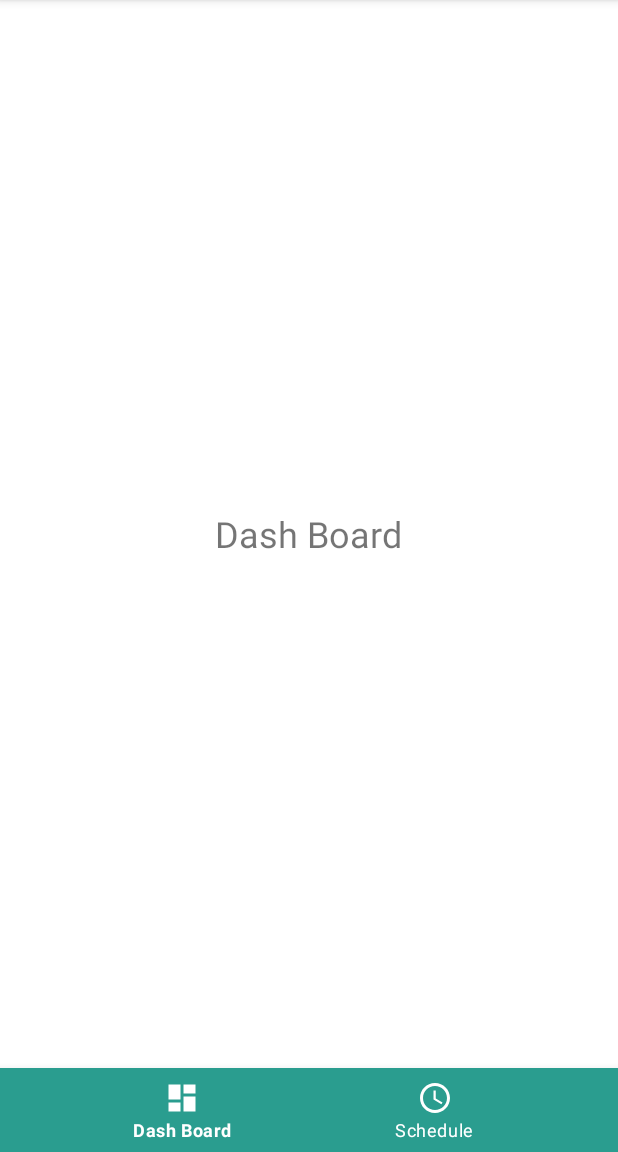
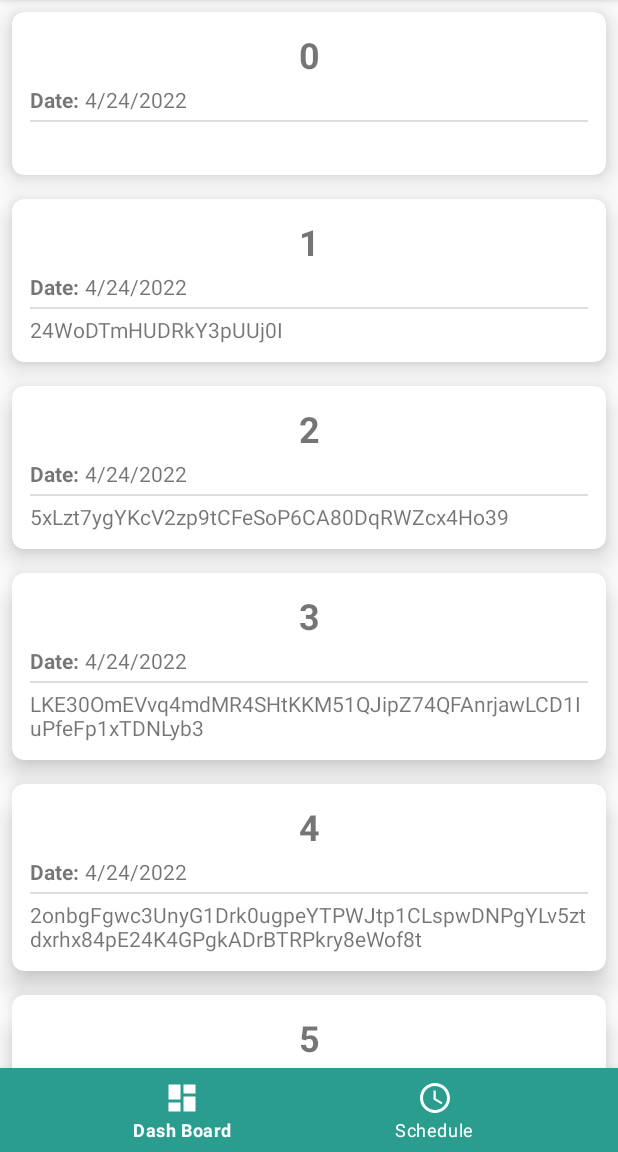
Before and after one commit to fc4978637/my_community, an Android app: the screen it shows after launch (MainActivity), on a phone screen of 412 x 824 dp, the part 84-1236 px from its top. Run offline under Robolectric (Android 15) with nearby library versions, the phone set to English and light mode, and no system bars; our stand-ins replace navigation-ui; 1 statement that could not run was skipped.

Commit message:
implement DashBoardFragment with mock events

```diff
--- /dev/null
+++ b/app/src/main/java/com/communityteam/mycommunity/ui/home/DashBoardEventAdapter.kt
@@ -0,0 +1,46 @@
+package com.communityteam.mycommunity.ui.home
+
+import android.view.LayoutInflater
+import android.view.ViewGroup
+import androidx.recyclerview.widget.RecyclerView
+import com.communityteam.mycommunity.databinding.DashBoardEventItemBinding
+import com.communityteam.mycommunity.model.Event
+
+class DashBoardEventAdapter : RecyclerView.Adapter<DashBoardEventAdapter.DashBoardEventViewHolder>() {
+
+    private val events = mutableListOf<Event>()
+
+    fun setEvents(eventList: List<Event>) {
+        events.clear()
+        events.addAll(eventList)
+        notifyDataSetChanged()
+    }
+
+    override fun onCreateViewHolder(parent: ViewGroup, viewType: Int): DashBoardEventViewHolder {
+        return DashBoardEventViewHolder(
+            DashBoardEventItemBinding.inflate(
+                LayoutInflater.from(parent.context),
+                parent,
+                false
+            )
+        )
+    }
+
+    override fun onBindViewHolder(holder: DashBoardEventViewHolder, position: Int) {
+        holder.bind(events[position])
+    }
+
+    override fun getItemCount(): Int {
+        return events.size
+    }
+
+    inner class DashBoardEventViewHolder(private val binding: DashBoardEventItemBinding) : RecyclerView.ViewHolder(binding.root) {
+        fun bind(event: Event) {
+            with (binding) {
+                evenTitle.text = event.title
+                dateTextView.text = event.date.toString()
+                eventItemDescriptionContent.text = event.content
+            }
+        }
+    }
+}
--- a/app/src/main/java/com/communityteam/mycommunity/ui/home/DashBoardFragment.kt
+++ b/app/src/main/java/com/communityteam/mycommunity/ui/home/DashBoardFragment.kt
@@ -5,26 +5,51 @@ import androidx.fragment.app.Fragment
 import android.view.LayoutInflater
 import android.view.View
 import android.view.ViewGroup
+import androidx.lifecycle.ViewModelProvider
+import androidx.recyclerview.widget.LinearLayoutManager
 import com.communityteam.mycommunity.R
+import com.communityteam.mycommunity.databinding.FragmentDashBoardBinding
+import com.communityteam.mycommunity.repository.ViewModelFactory
 
 class DashBoardFragment : Fragment() {
+
+    private val viewModel: DashBoardViewModel by lazy {
+        ViewModelProvider(this, ViewModelFactory()).get(DashBoardViewModel::class.java)
+    }
+
+    private var _binding: FragmentDashBoardBinding? = null
+    private val binding get() = _binding!!
+
+    private val dashBoardEventAdapter: DashBoardEventAdapter by lazy {
+        DashBoardEventAdapter()
+    }
 
     override fun onCreateView(
         inflater: LayoutInflater, container: ViewGroup?,
         savedInstanceState: Bundle?
     ): View? {
         // Inflate the layout for this fragment
-        return inflater.inflate(R.layout.fragment_dash_board , container, false)
+        _binding = FragmentDashBoardBinding.inflate(inflater, container, false)
+        return binding.root
+    }
+
+    override fun onViewCreated(view: View, savedInstanceState: Bundle?) {
+        super.onViewCreated(view, savedInstanceState)
+
+        binding.eventRecyclerView.apply {
+            layoutManager = LinearLayoutManager(requireContext())
+            adapter = dashBoardEventAdapter
+        }
+
+        viewModel.creatMockEvent()
+
+        viewModel.event.observe(viewLifecycleOwner) {
+            dashBoardEventAdapter.setEvents(it)
+        }
     }
 
     override fun onDestroyView() {
         super.onDestroyView()
+        _binding = null
     }
-
-    /**
-     * 1. make change in files
-     * 2. stage the change
-     * 3. commit
-     * 4. push
-     */
 }
--- /dev/null
+++ b/app/src/main/java/com/communityteam/mycommunity/ui/home/DashBoardViewModel.kt
@@ -0,0 +1,36 @@
+package com.communityteam.mycommunity.ui.home
+
+import androidx.lifecycle.LiveData
+import androidx.lifecycle.MutableLiveData
+import androidx.lifecycle.ViewModel
+import com.communityteam.mycommunity.model.Event
+import java.time.LocalDateTime
+import java.util.*
+
+class DashBoardViewModel : ViewModel() {
+
+    private val _event = MutableLiveData<List<Event>>()
+    val event: LiveData<List<Event>> = _event
+
+    fun creatMockEvent() {
+        val mockEvents = arrayListOf<Event>()
+        val c = Calendar.getInstance()
+        val date = c.get(Calendar.MONTH).toString() + "/" + c.get(Calendar.DATE) + "/" + c.get(Calendar.YEAR)
+
+        for (i in 0..10) {
+            val event = Event(i.toString(),
+                date,
+                getRandomString(i * 20)
+            )
+            mockEvents.add(event)
+        }
+        _event.value = mockEvents
+    }
+
+    private fun getRandomString(length: Int) : String {
+        val allowedChars = ('A'..'Z') + ('a'..'z') + ('0'..'9')
+        return (1..length)
+            .map { allowedChars.random() }
+            .joinToString("")
+    }
+}
--- /dev/null
+++ b/app/src/main/res/layout/dash_board_event_item.xml
@@ -0,0 +1,72 @@
+<?xml version="1.0" encoding="utf-8"?>
+<androidx.cardview.widget.CardView
+    xmlns:android="http://schemas.android.com/apk/res/android"
+    xmlns:app="http://schemas.android.com/apk/res-auto"
+    xmlns:tools="http://schemas.android.com/tools"
+    android:layout_width="match_parent"
+    android:layout_height="wrap_content"
+    android:layout_margin="8dp"
+    app:cardCornerRadius="8dp"
+    app:cardElevation="12dp">
+
+    <androidx.constraintlayout.widget.ConstraintLayout
+        android:layout_width="match_parent"
+        android:layout_height="wrap_content"
+        android:layout_margin="12dp">
+
+        <TextView
+            android:id="@+id/even_title"
+            android:layout_width="wrap_content"
+            android:layout_height="wrap_content"
+            android:textStyle="bold"
+            android:textSize="24sp"
+            app:layout_constraintRight_toRightOf="parent"
+            app:layout_constraintLeft_toLeftOf="parent"
+            app:layout_constraintTop_toTopOf="parent"
+            tools:text="Title"/>
+
+
+        <TextView
+            android:id="@+id/date_label"
+            android:layout_width="wrap_content"
+            android:layout_height="wrap_content"
+            android:layout_marginTop="4dp"
+            android:text="Date:"
+            android:textStyle="bold"
+            app:layout_constraintLeft_toLeftOf="parent"
+            app:layout_constraintTop_toBottomOf="@id/even_title" />
+
+        <TextView
+            android:id="@+id/date_text_view"
+            android:layout_width="0dp"
+            android:layout_height="wrap_content"
+            android:gravity="start"
+            android:layout_marginStart="4dp"
+            app:layout_constraintLeft_toRightOf="@+id/date_label"
+            app:layout_constraintRight_toRightOf="parent"
+            app:layout_constraintTop_toTopOf="@id/date_label"
+            tools:text="05/22/2022" />
+
+        <View
+            android:id="@+id/event_item_description_separator"
+            android:layout_width="0dp"
+            android:layout_height="1dp"
+            android:layout_marginTop="4dp"
+            android:background="#dedddd"
+            app:layout_constraintLeft_toLeftOf="parent"
+            app:layout_constraintRight_toRightOf="parent"
+            app:layout_constraintTop_toBottomOf="@id/date_label" />
+
+        <TextView
+            android:id="@+id/event_item_description_content"
+            android:layout_width="0dp"
+            android:layout_height="wrap_content"
+            android:layout_marginTop="4dp"
+            app:layout_constraintBottom_toBottomOf="parent"
+            app:layout_constraintLeft_toLeftOf="parent"
+            app:layout_constraintRight_toRightOf="parent"
+            app:layout_constraintTop_toBottomOf="@id/event_item_description_separator"
+            tools:text="He was an old man who fished alone in a skiff in the Gulf Stream."/>
+
+    </androidx.constraintlayout.widget.ConstraintLayout>
+</androidx.cardview.widget.CardView>
--- a/app/src/main/res/layout/fragment_dash_board.xml
+++ b/app/src/main/res/layout/fragment_dash_board.xml
@@ -1,16 +1,13 @@
 <?xml version="1.0" encoding="utf-8"?>
-<FrameLayout
-    xmlns:android="http://schemas.android.com/apk/res/android"
+<FrameLayout xmlns:android="http://schemas.android.com/apk/res/android"
     xmlns:tools="http://schemas.android.com/tools"
     android:layout_width="match_parent"
     android:layout_height="match_parent"
     tools:context=".ui.home.DashBoardFragment">
 
-    <TextView
-        android:layout_width="wrap_content"
-        android:layout_height="wrap_content"
-        android:layout_gravity="center"
-        android:textSize="24sp"
-        android:text="@string/title_dash_board" />
+    <androidx.recyclerview.widget.RecyclerView
+        android:id="@+id/event_recycler_view"
+        android:layout_width="match_parent"
+        android:layout_height="match_parent" />
 
 </FrameLayout>
```
